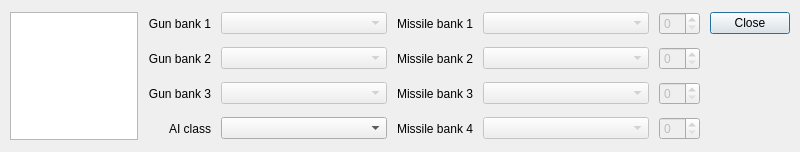
This is qtfred/ui/ShipEditorChildUI/WeaponEditorDialog.ui in TRBlount/fs2open.github.com as Qt 5 draws it before an edit. The edited form follows.
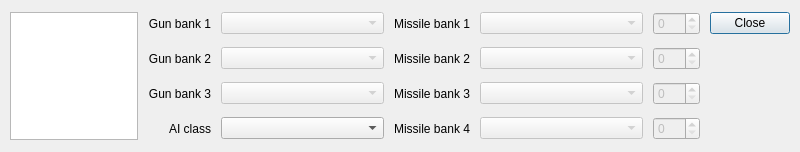
This is the edited form.

Commit message:
Weapon Editor finally works
+Remove unneeded object

Patch:
```diff
--- a/qtfred/ui/ShipEditorChildUI/WeaponEditorDialog.ui
+++ b/qtfred/ui/ShipEditorChildUI/WeaponEditorDialog.ui
@@ -19,6 +19,12 @@
     <verstretch>0</verstretch>
    </sizepolicy>
   </property>
+  <property name="minimumSize">
+   <size>
+    <width>800</width>
+    <height>152</height>
+   </size>
+  </property>
   <property name="windowTitle">
    <string>Dialog</string>
   </property>
@@ -98,6 +104,21 @@
        <verstretch>0</verstretch>
       </sizepolicy>
      </property>
+     <property name="minimumSize">
+      <size>
+       <width>40</width>
+       <height>20</height>
+      </size>
+     </property>
+     <property name="accelerated">
+      <bool>true</bool>
+     </property>
+     <property name="keyboardTracking">
+      <bool>false</bool>
+     </property>
+     <property name="maximum">
+      <number>999</number>
+     </property>
     </widget>
    </item>
    <item row="0" column="6">
@@ -164,6 +185,24 @@
        <verstretch>0</verstretch>
       </sizepolicy>
      </property>
+     <property name="minimumSize">
+      <size>
+       <width>40</width>
+       <height>20</height>
+      </size>
+     </property>
+     <property name="layoutDirection">
+      <enum>Qt::LeftToRight</enum>
+     </property>
+     <property name="accelerated">
+      <bool>true</bool>
+     </property>
+     <property name="keyboardTracking">
+      <bool>false</bool>
+     </property>
+     <property name="maximum">
+      <number>999</number>
+     </property>
     </widget>
    </item>
    <item row="2" column="1">
@@ -223,6 +262,21 @@
        <verstretch>0</verstretch>
       </sizepolicy>
      </property>
+     <property name="minimumSize">
+      <size>
+       <width>40</width>
+       <height>20</height>
+      </size>
+     </property>
+     <property name="accelerated">
+      <bool>true</bool>
+     </property>
+     <property name="keyboardTracking">
+      <bool>false</bool>
+     </property>
+     <property name="maximum">
+      <number>999</number>
+     </property>
     </widget>
    </item>
    <item row="3" column="1">
@@ -282,6 +336,21 @@
        <verstretch>0</verstretch>
       </sizepolicy>
      </property>
+     <property name="minimumSize">
+      <size>
+       <width>40</width>
+       <height>20</height>
+      </size>
+     </property>
+     <property name="accelerated">
+      <bool>true</bool>
+     </property>
+     <property name="keyboardTracking">
+      <bool>false</bool>
+     </property>
+     <property name="maximum">
+      <number>999</number>
+     </property>
     </widget>
    </item>
    <item row="0" column="0" rowspan="4">
```
The commit also changes 8 other files.
